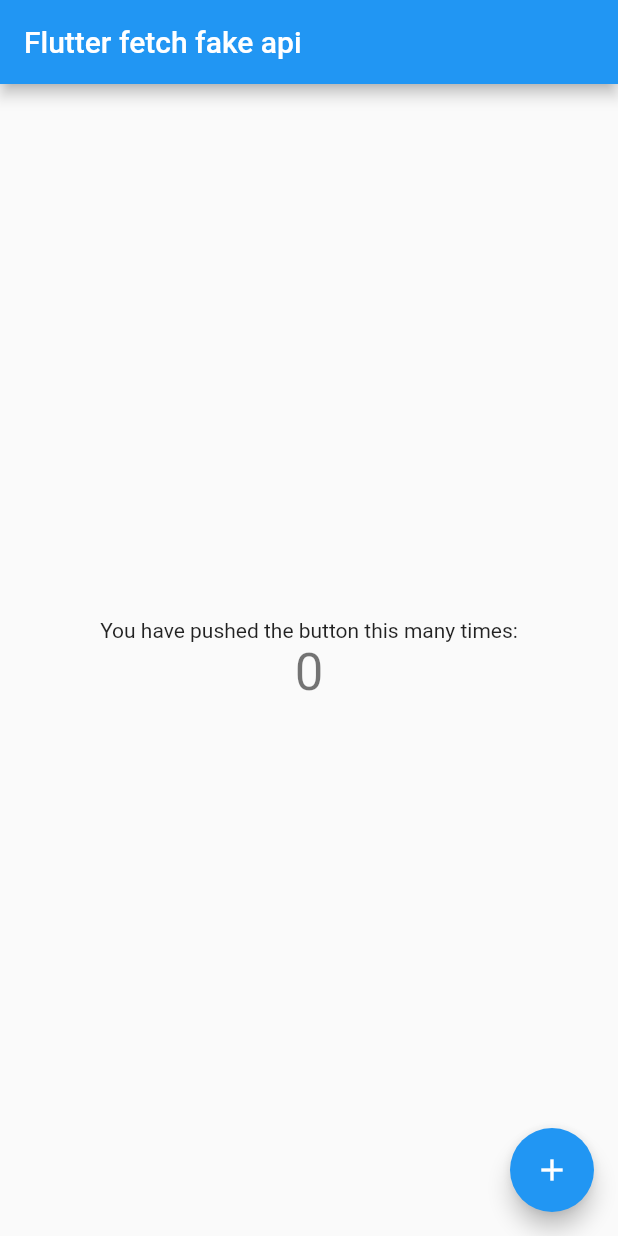
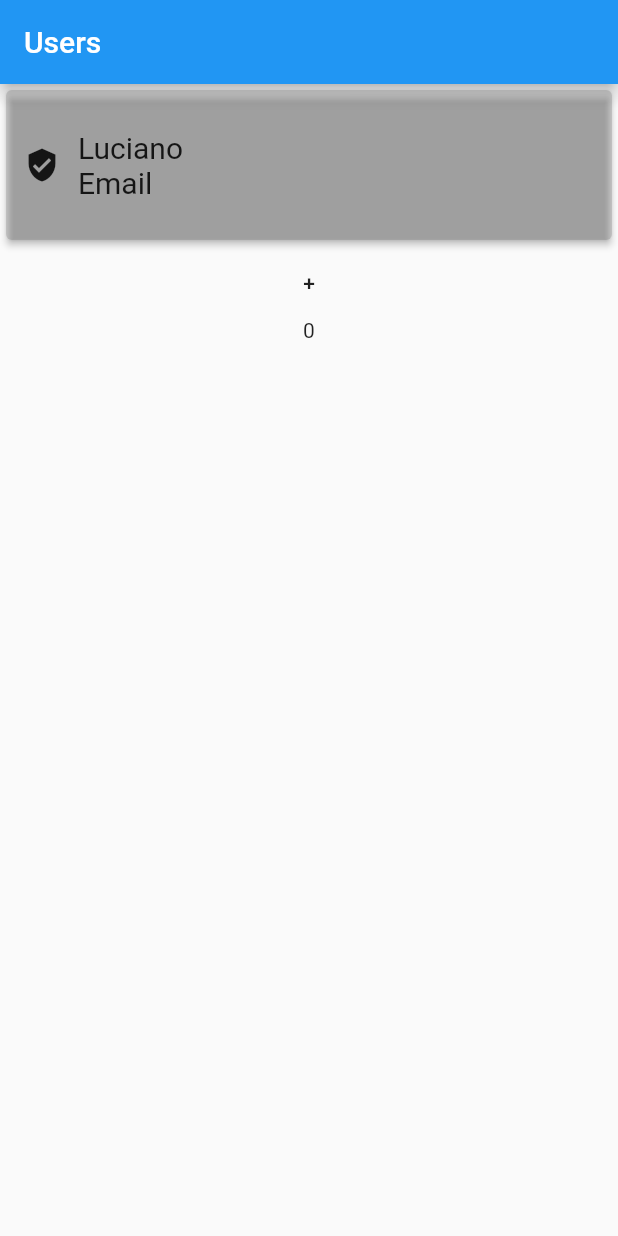
Before and after one commit to CarlosArango/FlutterArchitecture, a Flutter app: the screen it shows after launch, on a phone screen of 412 x 824 dp. Run offline on Flutter 3.47's test engine with Material 2 defaults, Android fonts, the phone set to English and light mode, and no system bars.

Commit message:
Define modules and resources

```diff
--- /dev/null
+++ b/lib/modules/users/ui/users_ui.dart
@@ -0,0 +1,35 @@
+import 'package:flutter/material.dart';
+import 'package:flutter_fetch/modules/users/widgets/user_item_widget.dart';
+
+class UsersUI extends StatefulWidget {
+  UsersUI({Key key}) : super(key: key);
+
+  @override
+  _UsersUIState createState() => _UsersUIState();
+}
+
+class _UsersUIState extends State<UsersUI> {
+  int count = 0;
+  @override
+  Widget build(BuildContext context) {
+    return Scaffold(
+      appBar: AppBar(
+        title: Text("Users"),
+      ),
+      body: Column(
+        children: <Widget>[
+          UserItemWidget(),
+          FlatButton(
+            child: Text("+"),
+            onPressed: () {
+              setState(() {
+                count = count + 1;
+              });
+            },
+          ),
+          Text(count.toString()),
+        ],
+      ),
+    );
+  }
+}
--- /dev/null
+++ b/lib/modules/users/widgets/user_item_widget.dart
@@ -0,0 +1,40 @@
+import 'package:flutter/material.dart';
+
+class UserItemWidget extends StatelessWidget {
+  const UserItemWidget({Key key}) : super(key: key);
+
+  @override
+  Widget build(BuildContext context) {
+    return Container(
+      child: Card(
+        color: Colors.black12,
+        elevation: 2,
+        child: Container(
+          alignment: Alignment.center,
+          height: 100,
+          child: Row(
+            crossAxisAlignment: CrossAxisAlignment.center,
+            mainAxisAlignment: MainAxisAlignment.start,
+            children: <Widget>[
+              IconButton(icon: Icon(Icons.verified_user), onPressed: () {}),
+              Column(
+                mainAxisAlignment: MainAxisAlignment.center,
+                crossAxisAlignment: CrossAxisAlignment.start,
+                children: <Widget>[
+                  Text(
+                    "Luciano",
+                    style: TextStyle(fontSize: 20),
+                  ),
+                  Text(
+                    "Email",
+                    style: TextStyle(fontSize: 20),
+                  )
+                ],
+              )
+            ],
+          ),
+        ),
+      ),
+    );
+  }
+}
--- /dev/null
+++ b/lib/resources/providers/api_jsonplaceholder_user.dart
@@ -0,0 +1,5 @@
+import 'package:flutter_fetch/models/user.dart';
+
+class ApiJsonplaceholderUser {
+  List<User> getUsers() {}
+}
```
Also changed, not shown: lib/main.dart (+36 -1 lines), lib/models/user.dart (added, +39 -0 lines), assets/images/profile.png (added).
